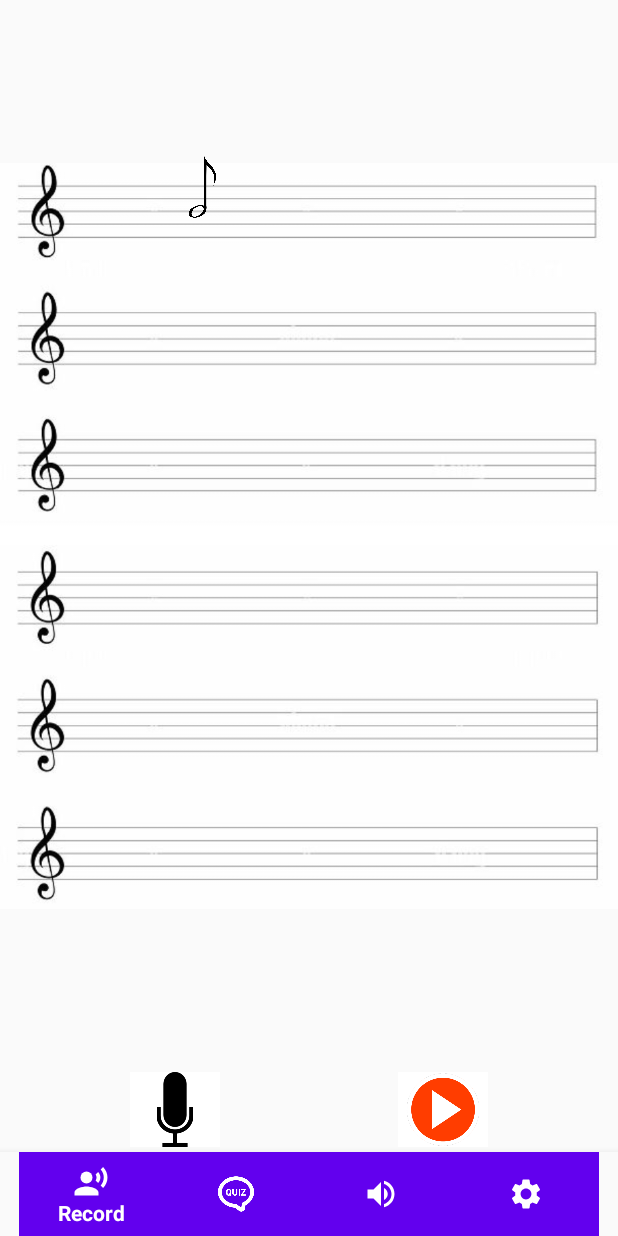
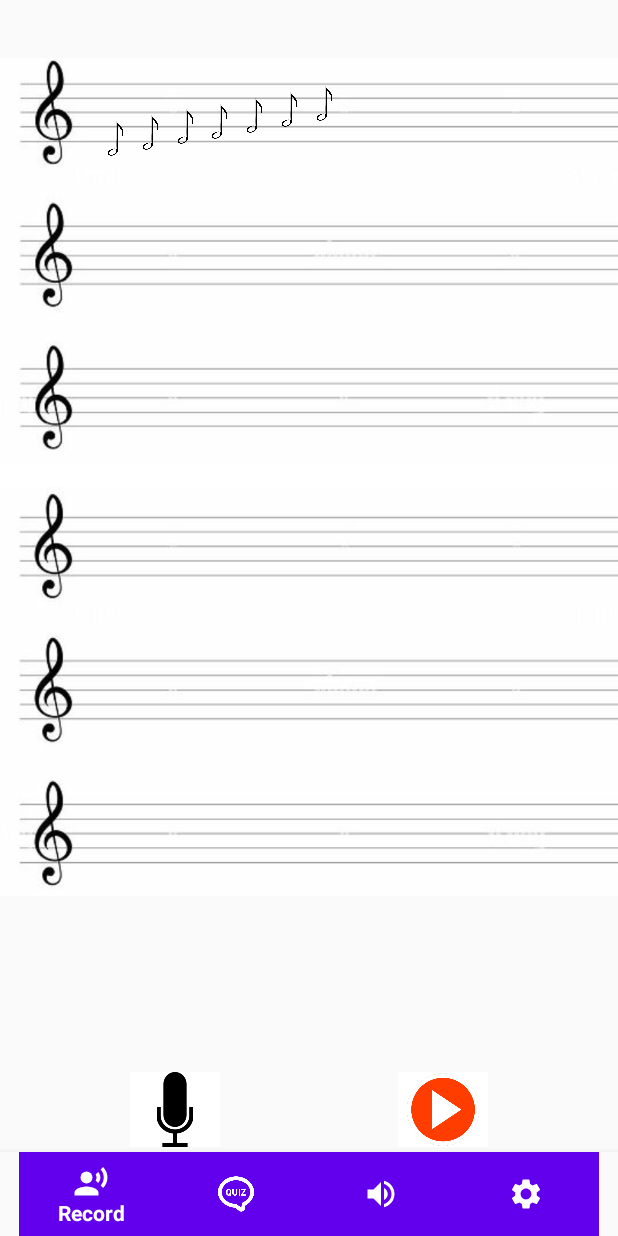
Before and after one commit to PaulPaillet/guido-app, an Android app: the screen it shows after launch (MainActivity), after a tap on an icon or button, on a phone screen of 412 x 824 dp. Run offline under Robolectric (Android 15) with nearby library versions, the phone set to English and light mode, and no system bars; 2 other taps on this screen came first.

Commit message:
init and adjust partition on screen

```diff
--- a/app/src/main/AndroidManifest.xml
+++ b/app/src/main/AndroidManifest.xml
@@ -8,6 +8,7 @@
     <uses-permission android:name="android.permission.ACCESS_NETWORK_STATE" />
     <uses-permission android:name="android.permission.INTERNET"/>
 
+    <!--android:requestLegacyExternalStorage="true"-->
     <application
         android:allowBackup="true"
         android:icon="@mipmap/ic_launcher"
--- a/app/src/main/java/com/example/guido/Constants.kt
+++ b/app/src/main/java/com/example/guido/Constants.kt
@@ -1,6 +1,4 @@
 package com.example.guido
-
-import java.lang.reflect.Array
 
 object Constants{
 
@@ -52,6 +50,5 @@ object Constants{
         questionsList.add(que4)
 
         return questionsList
-
     }
 }
--- a/app/src/main/java/com/example/guido/MainActivity.kt
+++ b/app/src/main/java/com/example/guido/MainActivity.kt
@@ -60,10 +60,6 @@ class MainActivity : AppCompatActivity() {
             executeCall();
         }
 
-
-        //val intent : Intent =  Intent(this,DetectionActivity::class.java)
-        //startActivity(intent)
-
         // Verify and request permissions to record audio and to write data in storage
         if (ContextCompat.checkSelfPermission(this,
                 Manifest.permission.RECORD_AUDIO) != PackageManager.PERMISSION_GRANTED && ContextCompat.checkSelfPermission(this,
--- a/app/src/main/java/com/example/guido/fragments/QuestionAnswerFragment.kt
+++ b/app/src/main/java/com/example/guido/fragments/QuestionAnswerFragment.kt
@@ -34,7 +34,6 @@ class QuestionAnswerFragment : Fragment() {
             param1 = it.getString(ARG_PARAM1)
             param2 = it.getString(ARG_PARAM2)
         }
-
     }
 
     override fun onCreateView(
--- a/app/src/main/java/com/example/guido/fragments/RecordFragment.kt
+++ b/app/src/main/java/com/example/guido/fragments/RecordFragment.kt
@@ -39,10 +39,11 @@ class RecordFragment : Fragment() {
     private var param1: String? = null
     private var param2: String? = null
     private var nbNotes: Int = 0
-    private var startX: Int = 170
-    private var startY: Int = 155
-    private var width: Int = 0
-    private var height: Int = 0
+    private var startx: Int = 170
+    private var starty: Int = 155
+    private var yPositions: IntArray = intArrayOf(220, 470, 720, 982, 1228, 1480)
+    private lateinit var constraintLayout: ConstraintLayout
+    private lateinit var root: View
 
     private var mediaRecorder: MediaRecorder? = null
     private lateinit var mediaPlayer: MediaPlayer
@@ -66,7 +67,9 @@ class RecordFragment : Fragment() {
     }
 
     private fun startRecording() {
-        audioRecordFile = Environment.getExternalStoragePublicDirectory(Environment.DIRECTORY_DCIM).absolutePath + "/audioRecord.3gp"
+        //audioRecordFile = Environment.getExternalStoragePublicDirectory(Environment.DIRECTORY_DCIM).absolutePath + "/audioRecord.3gp"
+        // Storing audio file in application storage space
+        audioRecordFile = activity?.applicationContext?.getFileStreamPath("audioRecord.3gp")?.path.toString()
 
         mediaRecorder = MediaRecorder().apply {
             setAudioSource(MediaRecorder.AudioSource.MIC)
@@ -79,6 +82,7 @@ class RecordFragment : Fragment() {
                 Log.d(DEBUG_RECORDING_AUDIO, "MediaRecorder prepare() ok")
             } catch (e: IOException) {
                 Log.d(DEBUG_RECORDING_AUDIO, "MediaRecorder prepare() failed")
+                Log.d(DEBUG_RECORDING_AUDIO, e.toString())
                 return
             }
         }
@@ -110,36 +114,54 @@ class RecordFragment : Fragment() {
         activity?.windowManager?.defaultDisplay?.getMetrics(displayMetrics)
         var width = displayMetrics.widthPixels
         var height = displayMetrics.heightPixels
-        Log.d("width",width.toString())
-        Log.d("height",height.toString())
+        Log.d("width", width.toString())
+        Log.d("height", height.toString())
+
         var toSub = -1
-        if(note == "Do") toSub = 0
-        if(note == "Re") toSub = 10
-        if(note == "Mi") toSub = 20
-        if(note == "Fa") toSub = 30
-        if(note == "Sol") toSub = 40
-        if(note == "La") toSub = 50
-        if(note == "Si") toSub = 60
-        val reste:Int = nbNotes%13
-        val div:Int = nbNotes/13
-        var toAdd:Int = 0
-        if (div>2) toAdd = 20
-        return Pair(startX + (width/18 * reste),startY + (height/9 * div) + toAdd + 7*div - toSub)
+        if (note == "Do")  toSub = 0
+        if (note == "Re")  toSub = 10
+        if (note == "Mi")  toSub = 20
+        if (note == "Fa")  toSub = 30
+        if (note == "Sol") toSub = 40
+        if (note == "La")  toSub = 50
+        if (note == "Si")  toSub = 60
+        toSub += 10
+
+        val reste:Int = nbNotes % 13
+
+        val div:Int = nbNotes / 13
+        if (div == 3) toSub += 3
+        if (div > 3) toSub -= 2
+
+        Log.d("div", div.toString())
+        Log.d("test", yPositions[0].toString())
+
+        return Pair(startx + (width / adjustImageViewToScreen(18) * reste), yPositions[div] - toSub)
     }
 
     fun ajoutNote(layout: ConstraintLayout, note: String){
-        if(nbNotes<78) {
+        if (nbNotes < 78) {
             val imageView = ImageView(activity)
             imageView.setImageResource(R.drawable.blanchecrochetqueue)
-            imageView.layoutParams = ConstraintLayout.LayoutParams(65, 65)
+            imageView.layoutParams = ConstraintLayout.LayoutParams(adjustImageViewToScreen(65), adjustImageViewToScreen(65))
             val (x, y) = calculatePos(note)
-            Log.d("y : ",y.toString())
-            imageView.x = x.toFloat()
-            imageView.y = y.toFloat()
+            Log.d("y : ", y.toString())
+            imageView.x = adjustImageViewToScreen(x).toFloat()
+            imageView.y = adjustImageViewToScreen(y).toFloat()
             imageView.bringToFront()
             layout.addView(imageView)
             nbNotes++
         }
+    }
+
+    fun adjustImageViewToScreen(toAdjust: Int): Int {
+        val pxOriginX: Int = 1080
+
+        val displayMetrics = DisplayMetrics()
+        activity?.windowManager?.defaultDisplay?.getMetrics(displayMetrics)
+        val pxActualX: Int = displayMetrics.widthPixels
+
+        return toAdjust * pxActualX / pxOriginX
     }
 
     @RequiresApi(Build.VERSION_CODES.R)
@@ -147,16 +169,15 @@ class RecordFragment : Fragment() {
         inflater: LayoutInflater, container: ViewGroup?,
         savedInstanceState: Bundle?
     ): View? {
+        root = inflater.inflate(R.layout.fragment_record, container, false)
+        constraintLayout = root.findViewById<ConstraintLayout>(R.id.detect)
 
-        val displayMetrics = DisplayMetrics()
-        activity?.windowManager?.defaultDisplay?.getMetrics(displayMetrics)
-        width = displayMetrics.widthPixels
-        height = displayMetrics.heightPixels
-        Log.d("width",width.toString())
-        Log.d("height",height.toString())
-
-        val root = inflater.inflate(R.layout.fragment_record, container, false)
-        val layout = root.findViewById<ConstraintLayout>(R.id.detect)
+        val partition = ImageView(activity)
+        partition.setImageResource(R.drawable.partition)
+        partition.layoutParams = ConstraintLayout.LayoutParams(adjustImageViewToScreen(2 * 607), adjustImageViewToScreen(2 * 734))
+        partition.x = adjustImageViewToScreen(0).toFloat()
+        partition.y = adjustImageViewToScreen(100).toFloat()
+        constraintLayout.addView(partition)
 
         buttonMicro = root.findViewById<ImageButton>(R.id.buttonMicro)
         buttonMicro.setOnClickListener {
@@ -170,7 +191,14 @@ class RecordFragment : Fragment() {
             val uri = Uri.fromFile(file)
             mediaPlayer = MediaPlayer.create(context, uri)
             mediaPlayer.start()
-            ajoutNote(layout, "Do")
+            //ajoutNote(layout, "Do")
+            ajoutNote(constraintLayout, "Do")
+            ajoutNote(constraintLayout, "Re")
+            ajoutNote(constraintLayout, "Mi")
+            ajoutNote(constraintLayout, "Fa")
+            ajoutNote(constraintLayout, "Sol")
+            ajoutNote(constraintLayout, "La")
+            ajoutNote(constraintLayout, "Si")
         }
 
         buttonRecording = root.findViewById<ImageButton>(R.id.buttonRecording)
--- a/app/src/main/java/com/example/guido/fragments/SettingsFragment.kt
+++ b/app/src/main/java/com/example/guido/fragments/SettingsFragment.kt
@@ -97,9 +97,6 @@ class SettingsFragment : Fragment() {
         return root
     }
 
-
-
-
     companion object {
         /**
          * Use this factory method to create a new instance of
--- a/app/src/main/java/com/example/guido/services/CallApi.kt
+++ b/app/src/main/java/com/example/guido/services/CallApi.kt
@@ -10,7 +10,6 @@ import retrofit2.http.Body
 import retrofit2.http.GET
 import retrofit2.http.POST
 import retrofit2.http.Query
-
 
 
 object ApiClient {
--- a/app/src/main/res/layout/fragment_question_answer.xml
+++ b/app/src/main/res/layout/fragment_question_answer.xml
@@ -82,5 +82,4 @@
 
     </androidx.cardview.widget.CardView>
 
-
 </LinearLayout>
--- a/app/src/main/res/layout/fragment_record.xml
+++ b/app/src/main/res/layout/fragment_record.xml
@@ -1,36 +1,18 @@
 <?xml version="1.0" encoding="utf-8"?>
-<FrameLayout xmlns:android="http://schemas.android.com/apk/res/android"
+<androidx.constraintlayout.widget.ConstraintLayout xmlns:android="http://schemas.android.com/apk/res/android"
     xmlns:app="http://schemas.android.com/apk/res-auto"
     xmlns:tools="http://schemas.android.com/tools"
+    android:id="@+id/detect"
     android:layout_width="match_parent"
     android:layout_height="match_parent"
     android:background="#00FFFFFF"
     tools:context=".fragments.RecordFragment">
 
-    <androidx.constraintlayout.widget.ConstraintLayout
-        android:id="@+id/detect"
-        android:layout_width="match_parent"
-        android:layout_height="match_parent"
-        android:background="#00FFFFFF">
-
-        <ImageView
-            android:id="@+id/partition"
-            android:layout_width="match_parent"
-            android:layout_height="664dp"
-
-            android:src="@drawable/partition"
-            app:layout_constraintBottom_toTopOf="@+id/buttonMicro"
-            app:layout_constraintEnd_toEndOf="parent"
-            app:layout_constraintHorizontal_bias="1.0"
-            app:layout_constraintStart_toStartOf="parent"
-            app:layout_constraintTop_toTopOf="parent"
-            tools:ignore="ImageContrastCheck" />
-
     <ImageButton
         android:id="@+id/buttonMicro"
         android:layout_width="60dp"
         android:layout_height="50dp"
-            android:layout_below="@id/partition"
+
         android:layout_marginEnd="16dp"
         android:layout_marginBottom="3dp"
         android:adjustViewBounds="true"
@@ -45,7 +27,7 @@
         android:id="@+id/buttonListen"
         android:layout_width="60dp"
         android:layout_height="50dp"
-            android:layout_below="@id/partition"
+
         android:layout_marginStart="16dp"
         android:layout_marginBottom="3dp"
         android:adjustViewBounds="true"
@@ -60,7 +42,7 @@
         android:id="@+id/buttonRecording"
         android:layout_width="60dp"
         android:layout_height="50dp"
-            android:layout_below="@id/partition"
+
         android:layout_marginEnd="16dp"
         android:layout_marginBottom="3dp"
         android:adjustViewBounds="true"
@@ -72,4 +54,3 @@
         app:layout_constraintStart_toStartOf="parent" />
 
 </androidx.constraintlayout.widget.ConstraintLayout>
-</FrameLayout>
```
Also changed, not shown: app/src/main/java/com/example/guido/ui/dashboard/DashboardFragment.kt (deleted, +0 -45 lines), app/src/main/java/com/example/guido/ui/dashboard/DashboardViewModel.kt (deleted, +0 -13 lines), app/src/main/java/com/example/guido/ui/home/HomeFragment.kt (deleted, +0 -45 lines), app/src/main/java/com/example/guido/ui/home/HomeViewModel.kt (deleted, +0 -13 lines), app/src/main/java/com/example/guido/ui/notifications/NotificationsFragment.kt (deleted, +0 -45 lines), app/src/main/java/com/example/guido/ui/notifications/NotificationsViewModel.kt (deleted, +0 -13 lines), app/src/main/java/com/example/guido/models/Note.kt (line endings or trailing spaces). Lines whose indentation alone changed are shown as unchanged.
